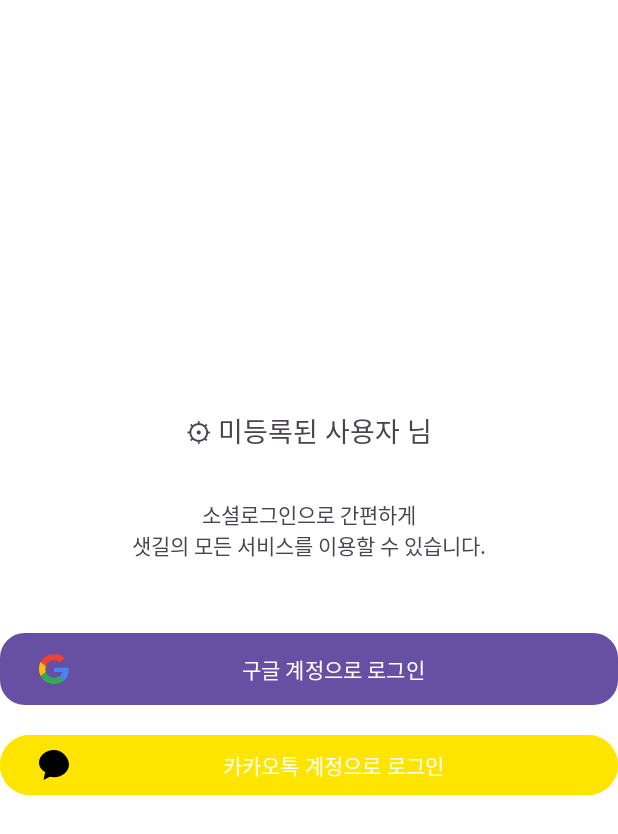
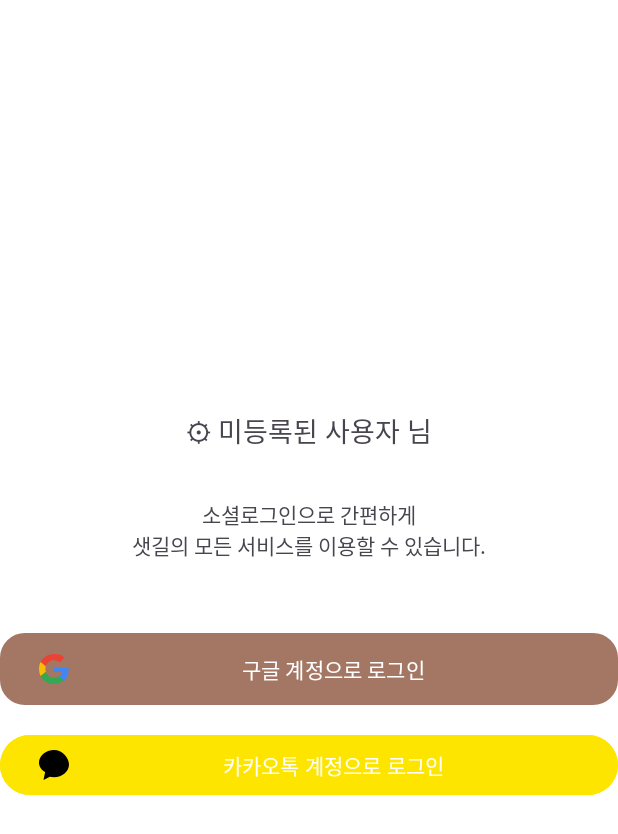
Before and after one commit to lhj0954/Byway, an Android app: the LoginActivity screen opened directly, with no data from a screen before it, on a phone screen of 412 x 824 dp. Shown: the top 834 px of the screen. Run offline under Robolectric (Android 15) with nearby library versions, the phone set to English and light mode, and no system bars; our stand-ins replace Firebase (no records; nobody signed in at launch, a user with empty details on screens opened directly); libraries missing offline, so code that uses them is left out: com.kakao.sdk; 1 statement that could not run was skipped.

Commit message:
어플리케이션 톤 갈색으로 변경

```diff
--- a/app/src/main/res/values/themes.xml
+++ b/app/src/main/res/values/themes.xml
@@ -1,8 +1,9 @@
 <resources xmlns:tools="http://schemas.android.com/tools">
     <!-- Base application theme. -->
     <style name="Base.Theme.Byway" parent="Theme.Material3.DayNight.NoActionBar">
-        <!-- Customize your light theme here. -->
-        <!-- <item name="colorPrimary">@color/my_light_primary</item> -->
+        <item name="colorPrimary">@color/brown</item>
+        <item name="colorPrimaryVariant">@color/brown</item>
+        <item name="colorOnPrimary">#FFFFFF</item>
     </style>
 
     <style name="Theme.Byway" parent="Base.Theme.Byway" />
```
